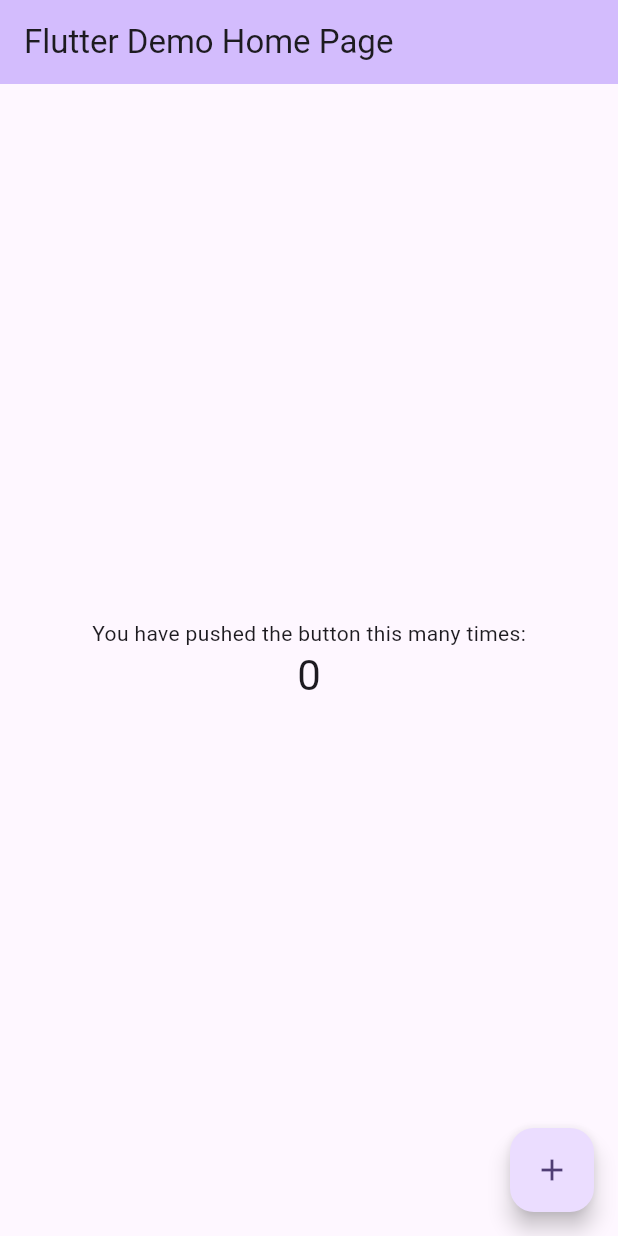
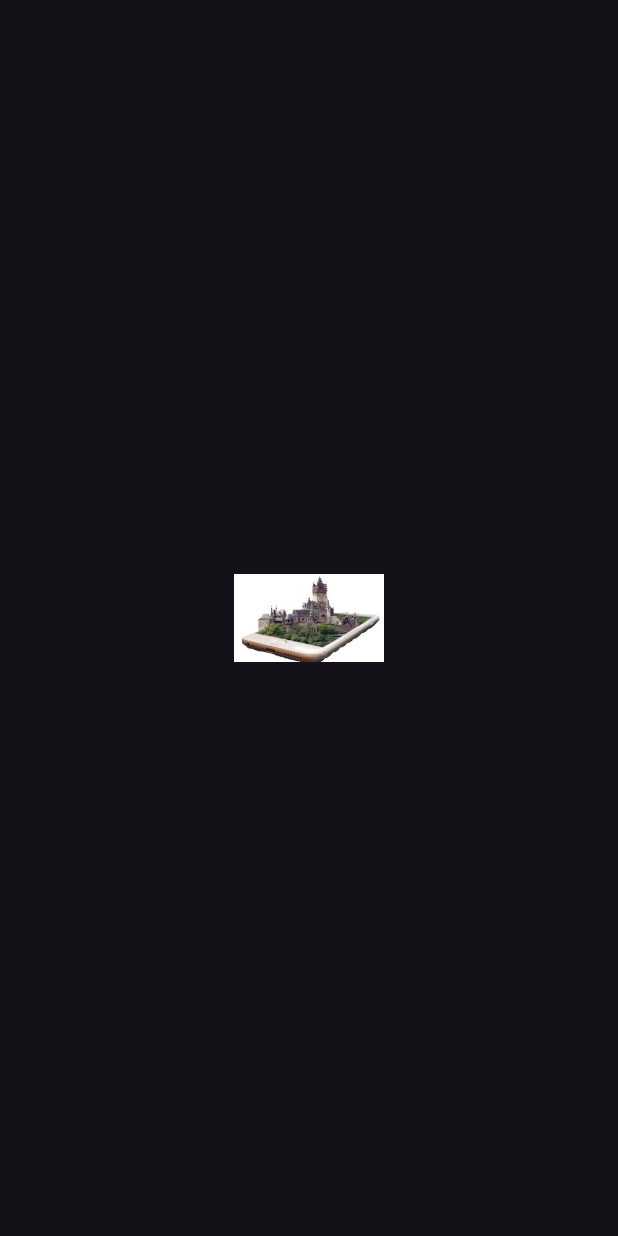
Before and after one commit to Rohan-Beta/ar_app, a Flutter app: the first screen one second after launch, on a phone screen of 412 x 824 dp. Run offline on Flutter 3.47's test engine with Material 3 defaults, Android fonts, the light colour scheme and no system bars; missing offline and left inert: arkit_plugin.

Commit message:
add screens

```diff
--- a/lib/main.dart
+++ b/lib/main.dart
@@ -1,67 +1,29 @@
+// ignore_for_file: prefer_const_constructors
+
+import 'package:arapp/screens/splash_screen.dart';
 import 'package:flutter/material.dart';
 
 void main() {
-  runApp(const MyApp());
+  runApp(const eCommerceAR());
 }
 
-class MyApp extends StatelessWidget {
-  const MyApp({super.key});
+// ignore: camel_case_types
+class eCommerceAR extends StatelessWidget {
+  const eCommerceAR({super.key});
+
   @override
   Widget build(BuildContext context) {
     return MaterialApp(
-      title: 'Flutter Demo',
-      theme: ThemeData(
-        colorScheme: ColorScheme.fromSeed(seedColor: Colors.deepPurple),
-        useMaterial3: true,
-      ),
-      home: const MyHomePage(title: 'Flutter Demo Home Page'),
+      debugShowCheckedModeBanner: false,
+      title: 'Augmented Reality with Flutter',
+      // theme: const AppTheme().themeData,
+      theme: ThemeData.dark(),
+      home: SplashScreen(),
+      // routes: {
+      //   '/product': (context) => ProductWithAugmentedRealityScreen(
+      //         product: ModalRoute.of(context)!.settings.arguments as Product,
+      //       ),
+      // },
     );
   }
 }
-
-class MyHomePage extends StatefulWidget {
-  const MyHomePage({super.key, required this.title});
-  final String title;
-
-  @override
-  State<MyHomePage> createState() => _MyHomePageState();
-}
-
-class _MyHomePageState extends State<MyHomePage> {
-  int _counter = 0;
-
-  void _incrementCounter() {
-    setState(() {
-      _counter++;
-    });
-  }
-
-  @override
-  Widget build(BuildContext context) {
-    return Scaffold(
-      appBar: AppBar(
-        backgroundColor: Theme.of(context).colorScheme.inversePrimary,
-        title: Text(widget.title),
-      ),
-      body: Center(
-        child: Column(
-          mainAxisAlignment: MainAxisAlignment.center,
-          children: <Widget>[
-            const Text(
-              'You have pushed the button this many times:',
-            ),
-            Text(
-              '$_counter',
-              style: Theme.of(context).textTheme.headlineMedium,
-            ),
-          ],
-        ),
-      ),
-      floatingActionButton: FloatingActionButton(
-        onPressed: _incrementCounter,
-        tooltip: 'Increment',
-        child: const Icon(Icons.add),
-      ),
-    );
-  }
-}
--- /dev/null
+++ b/lib/screens/splash_screen.dart
@@ -0,0 +1,48 @@
+// ignore_for_file: prefer_const_constructors
+
+import 'dart:async';
+import 'package:arapp/screens/home_screen.dart';
+import 'package:flutter/material.dart';
+
+class SplashScreen extends StatefulWidget {
+  const SplashScreen({super.key});
+
+  @override
+  State<SplashScreen> createState() => _SplashScreenState();
+}
+
+class _SplashScreenState extends State<SplashScreen> {
+  @override
+  void initState() {
+    super.initState();
+
+    Timer(
+      Duration(seconds: 2),
+      () {
+        Navigator.push(
+          context,
+          MaterialPageRoute(
+            builder: (context) {
+              return HomeScreen();
+            },
+          ),
+        );
+      },
+    );
+  }
+
+  @override
+  Widget build(BuildContext context) {
+    return Scaffold(
+      body: SafeArea(
+        child: Center(
+          child: Image(
+            image: AssetImage("MyAssets/imagess/splash.jpeg"),
+            height: 100,
+            width: 100,
+          ),
+        ),
+      ),
+    );
+  }
+}
```
Also changed, not shown: lib/MyModel/product_model.dart (+6 -6 lines), lib/screens/home_screen.dart (added, +139 -0 lines), lib/screens/product_ar_view_screen.dart (added, +80 -0 lines), MyAssets/imagess/splash.jpeg (added).
